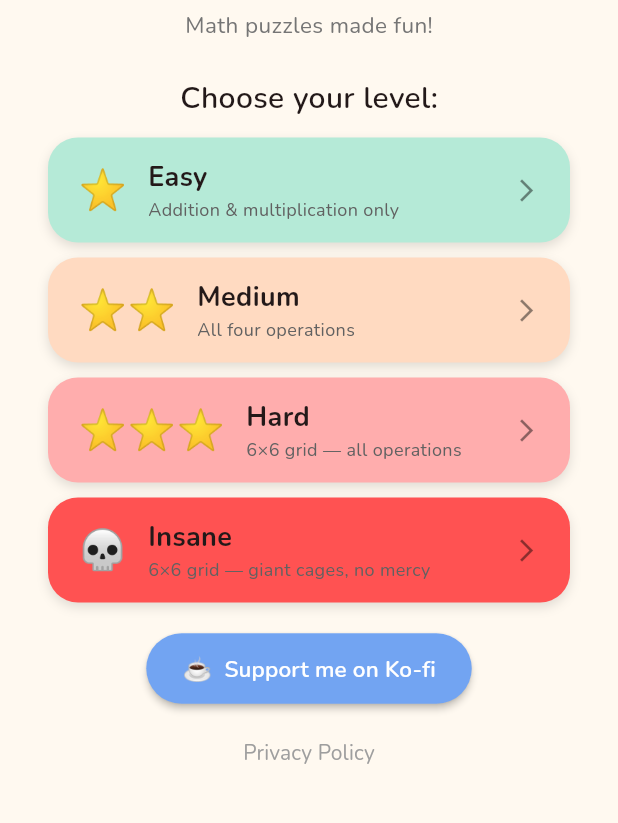
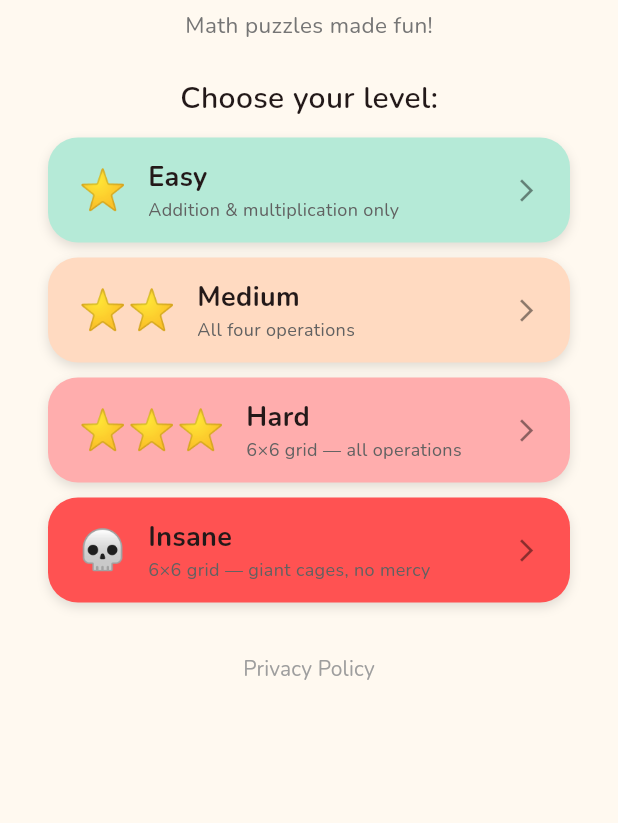
Before and after one commit to MichaelKuen/mathdoku, a Flutter app: the screen it shows after launch, on a phone screen of 412 x 824 dp, the part 359-1182 px from its top. Run offline on Flutter 3.47's test engine with Material 3 defaults, Android fonts, the phone set to English and light mode, and no system bars; drawn by our look-alikes of flutter_animate; our stand-ins replace confetti, flutter_riverpod, freezed_annotation, riverpod_annotation; missing offline and left inert: dart:html; generated files the repository leaves out were written again.

Commit message:
Remove the Ko-fi link from the home screen
An external donation link with no parental gate doesn't belong in a kids' game. Drops url_launcher with it.

Co-Authored-By: Claude Opus 5.5 <noreply@anthropic.com>

```diff
--- a/lib/features/home/presentation/pages/home_page.dart
+++ b/lib/features/home/presentation/pages/home_page.dart
@@ -4,7 +4,6 @@ import 'package:flutter/material.dart';
 import '../../../../core/providers/embed_provider.dart';
 import 'package:flutter_animate/flutter_animate.dart';
 import 'package:flutter_riverpod/flutter_riverpod.dart';
-import 'package:url_launcher/url_launcher.dart';
 import '../../../game/domain/models/game_state.dart';
 import '../../../game/presentation/providers/game_provider.dart';
 import '../../../game/presentation/pages/game_page.dart';
@@ -127,31 +126,6 @@ class HomePage extends ConsumerWidget {
               ),
               const SizedBox(height: 20),
               Center(
-                child: ElevatedButton.icon(
-                  onPressed: () async {
-                    final uri = Uri.parse('https://ko-fi.com/O3A323W17K');
-                    if (!await launchUrl(uri, mode: LaunchMode.externalApplication)) {
-                      await launchUrl(uri);
-                    }
-                  },
-                  icon: const Text('☕', style: TextStyle(fontSize: 16)),
-                  label: const Text(
-                    'Support me on Ko-fi',
-                    style: TextStyle(fontSize: 15, fontWeight: FontWeight.w600),
-                  ),
-                  style: ElevatedButton.styleFrom(
-                    backgroundColor: const Color(0xFF72A4F2),
-                    foregroundColor: Colors.white,
-                    padding: const EdgeInsets.symmetric(
-                        horizontal: 24, vertical: 12),
-                    shape: RoundedRectangleBorder(
-                        borderRadius: BorderRadius.circular(24)),
-                    elevation: 2,
-                  ),
-                ),
-              ),
-              const SizedBox(height: 8),
-              Center(
                 child: TextButton(
                   onPressed: () => Navigator.of(context).push(
                     MaterialPageRoute(
--- a/pubspec.yaml
+++ b/pubspec.yaml
@@ -16,7 +16,6 @@ dependencies:
   json_annotation: ^4.9.0
   flutter_animate: ^4.5.2
   confetti: ^0.7.0
-  url_launcher: ^6.3.1
 
 dev_dependencies:
   flutter_test:
```
Also changed, not shown: pubspec.lock, 5 other files.
